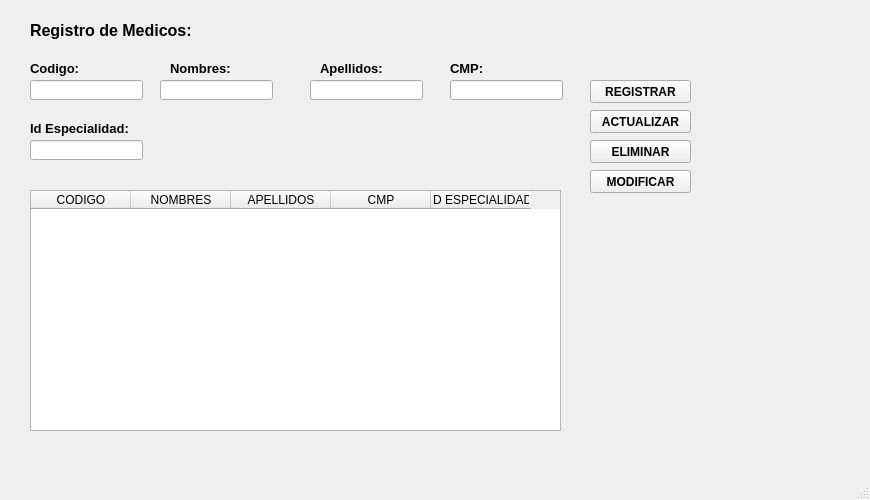
Qt form UI/ventanaMedico.ui (KevinValdezVargas/special-telegram) before a commit.
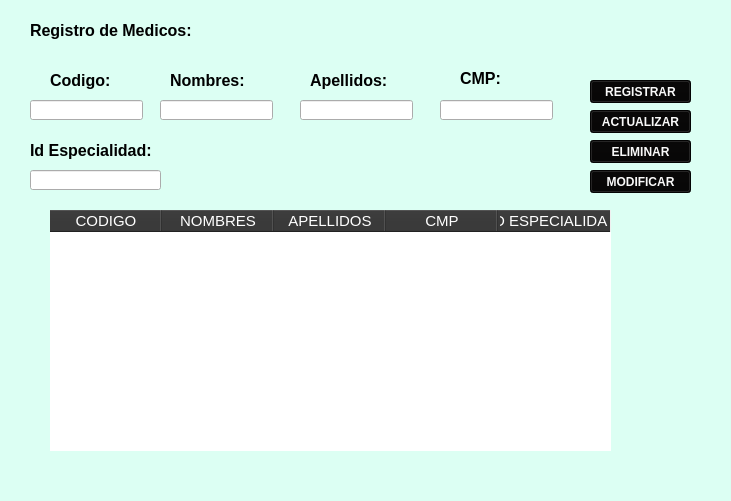
The same form after that commit.

```diff
--- a/UI/ventanaMedico.ui
+++ b/UI/ventanaMedico.ui
@@ -6,10 +6,34 @@
    <rect>
     <x>0</x>
     <y>0</y>
-    <width>870</width>
-    <height>500</height>
+    <width>731</width>
+    <height>501</height>
    </rect>
   </property>
+  <property name="minimumSize">
+   <size>
+    <width>731</width>
+    <height>501</height>
+   </size>
+  </property>
+  <property name="maximumSize">
+   <size>
+    <width>731</width>
+    <height>501</height>
+   </size>
+  </property>
+  <property name="sizeIncrement">
+   <size>
+    <width>731</width>
+    <height>501</height>
+   </size>
+  </property>
+  <property name="baseSize">
+   <size>
+    <width>731</width>
+    <height>501</height>
+   </size>
+  </property>
   <property name="windowTitle">
    <string>Registrar Medico</string>
   </property>
@@ -37,15 +61,15 @@
    <widget class="QLabel" name="label_2">
     <property name="geometry">
      <rect>
-      <x>30</x>
-      <y>60</y>
-      <width>71</width>
-      <height>16</height>
+      <x>50</x>
+      <y>70</y>
+      <width>81</width>
+      <height>21</height>
      </rect>
     </property>
     <property name="font">
      <font>
-      <pointsize>10</pointsize>
+      <pointsize>12</pointsize>
       <weight>75</weight>
       <bold>true</bold>
      </font>
@@ -58,14 +82,14 @@
     <property name="geometry">
      <rect>
       <x>170</x>
-      <y>60</y>
-      <width>71</width>
-      <height>16</height>
+      <y>70</y>
+      <width>81</width>
+      <height>21</height>
      </rect>
     </property>
     <property name="font">
      <font>
-      <pointsize>10</pointsize>
+      <pointsize>12</pointsize>
       <weight>75</weight>
       <bold>true</bold>
      </font>
@@ -77,15 +101,15 @@
    <widget class="QLabel" name="label_4">
     <property name="geometry">
      <rect>
-      <x>320</x>
-      <y>60</y>
-      <width>71</width>
-      <height>16</height>
+      <x>310</x>
+      <y>70</y>
+      <width>91</width>
+      <height>21</height>
      </rect>
     </property>
     <property name="font">
      <font>
-      <pointsize>10</pointsize>
+      <pointsize>12</pointsize>
       <weight>75</weight>
       <bold>true</bold>
      </font>
@@ -97,15 +121,15 @@
    <widget class="QLabel" name="label_5">
     <property name="geometry">
      <rect>
-      <x>450</x>
-      <y>60</y>
+      <x>460</x>
+      <y>70</y>
       <width>71</width>
       <height>16</height>
      </rect>
     </property>
     <property name="font">
      <font>
-      <pointsize>10</pointsize>
+      <pointsize>12</pointsize>
       <weight>75</weight>
       <bold>true</bold>
      </font>
@@ -118,14 +142,14 @@
     <property name="geometry">
      <rect>
       <x>30</x>
-      <y>120</y>
-      <width>111</width>
-      <height>16</height>
+      <y>140</y>
+      <width>131</width>
+      <height>21</height>
      </rect>
     </property>
     <property name="font">
      <font>
-      <pointsize>10</pointsize>
+      <pointsize>12</pointsize>
       <weight>75</weight>
       <bold>true</bold>
      </font>
@@ -138,7 +162,7 @@
     <property name="geometry">
      <rect>
       <x>30</x>
-      <y>80</y>
+      <y>100</y>
       <width>113</width>
       <height>20</height>
      </rect>
@@ -148,7 +172,7 @@
     <property name="geometry">
      <rect>
       <x>160</x>
-      <y>80</y>
+      <y>100</y>
       <width>113</width>
       <height>20</height>
      </rect>
@@ -157,8 +181,8 @@
    <widget class="QLineEdit" name="txtApellidos">
     <property name="geometry">
      <rect>
-      <x>310</x>
-      <y>80</y>
+      <x>300</x>
+      <y>100</y>
       <width>113</width>
       <height>20</height>
      </rect>
@@ -167,8 +191,8 @@
    <widget class="QLineEdit" name="txtCmp">
     <property name="geometry">
      <rect>
-      <x>450</x>
-      <y>80</y>
+      <x>440</x>
+      <y>100</y>
       <width>113</width>
       <height>20</height>
      </rect>
@@ -178,8 +202,8 @@
     <property name="geometry">
      <rect>
       <x>30</x>
-      <y>140</y>
-      <width>113</width>
+      <y>170</y>
+      <width>131</width>
       <height>20</height>
      </rect>
     </property>
@@ -199,6 +223,10 @@
       <bold>true</bold>
      </font>
     </property>
+    <property name="styleSheet">
+     <string notr="true">background-color: rgb(6, 5, 5);
+color: rgb(249, 249, 249);</string>
+    </property>
     <property name="text">
      <string>REGISTRAR</string>
     </property>
@@ -218,6 +246,10 @@
       <bold>true</bold>
      </font>
     </property>
+    <property name="styleSheet">
+     <string notr="true">background-color: rgb(6, 5, 5);
+color: rgb(249, 249, 249);</string>
+    </property>
     <property name="text">
      <string>ACTUALIZAR</string>
     </property>
@@ -237,6 +269,10 @@
       <bold>true</bold>
      </font>
     </property>
+    <property name="styleSheet">
+     <string notr="true">background-color: rgb(6, 5, 5);
+color: rgb(249, 249, 249);</string>
+    </property>
     <property name="text">
      <string>ELIMINAR</string>
     </property>
@@ -256,6 +292,10 @@
       <bold>true</bold>
      </font>
     </property>
+    <property name="styleSheet">
+     <string notr="true">background-color: rgb(6, 5, 5);
+color: rgb(249, 249, 249);</string>
+    </property>
     <property name="text">
      <string>MODIFICAR</string>
     </property>
@@ -263,18 +303,60 @@
    <widget class="QTableWidget" name="tblMedicos">
     <property name="geometry">
      <rect>
-      <x>30</x>
-      <y>190</y>
-      <width>531</width>
+      <x>50</x>
+      <y>210</y>
+      <width>561</width>
       <height>241</height>
      </rect>
     </property>
+    <property name="minimumSize">
+     <size>
+      <width>561</width>
+      <height>241</height>
+     </size>
+    </property>
+    <property name="maximumSize">
+     <size>
+      <width>561</width>
+      <height>241</height>
+     </size>
+    </property>
+    <property name="sizeIncrement">
+     <size>
+      <width>561</width>
+      <height>241</height>
+     </size>
+    </property>
+    <property name="baseSize">
+     <size>
+      <width>561</width>
+      <height>241</height>
+     </size>
+    </property>
     <property name="font">
      <font>
+      <family>MS Shell Dlg 2</family>
+      <pointsize>11</pointsize>
       <weight>50</weight>
+      <italic>false</italic>
       <bold>false</bold>
      </font>
     </property>
+    <property name="styleSheet">
+     <string notr="true">QTableWidget{
+
+color: white;
+border:none;
+	font: 11pt &quot;MS Shell Dlg 2&quot;;
+}
+QHeaderView::section{
+background-color: #303030;
+color: white;
+}</string>
+    </property>
+    <attribute name="horizontalHeaderDefaultSectionSize">
+     <number>112</number>
+    </attribute>
     <column>
      <property name="text">
       <string>CODIGO</string>
@@ -301,18 +383,64 @@
      </property>
     </column>
    </widget>
+   <widget class="QLabel" name="label_7">
+    <property name="geometry">
+     <rect>
+      <x>0</x>
+      <y>0</y>
+      <width>731</width>
+      <height>501</height>
+     </rect>
+    </property>
+    <property name="minimumSize">
+     <size>
+      <width>731</width>
+      <height>501</height>
+     </size>
+    </property>
+    <property name="maximumSize">
+     <size>
+      <width>731</width>
+      <height>501</height>
+     </size>
+    </property>
+    <property name="sizeIncrement">
+     <size>
+      <width>731</width>
+      <height>501</height>
+     </size>
+    </property>
+    <property name="baseSize">
+     <size>
+      <width>731</width>
+      <height>501</height>
+     </size>
+    </property>
+    <property name="styleSheet">
+     <string notr="true">background-color: rgb(220, 255, 243);</string>
+    </property>
+    <property name="text">
+     <string/>
+    </property>
+   </widget>
+   <zorder>label_7</zorder>
+   <zorder>label</zorder>
+   <zorder>label_2</zorder>
+   <zorder>label_3</zorder>
+   <zorder>label_4</zorder>
+   <zorder>label_5</zorder>
+   <zorder>label_6</zorder>
+   <zorder>txtCodigo</zorder>
+   <zorder>txtNombres</zorder>
+   <zorder>txtApellidos</zorder>
+   <zorder>txtCmp</zorder>
+   <zorder>txtId</zorder>
+   <zorder>btnRegistrar</zorder>
+   <zorder>btnActualizar</zorder>
+   <zorder>btnEliminar</zorder>
+   <zorder>btnModificar</zorder>
+   <zorder>tblMedicos</zorder>
   </widget>
-  <widget class="QMenuBar" name="menubar">
-   <property name="geometry">
-    <rect>
-     <x>0</x>
-     <y>0</y>
-     <width>870</width>
-     <height>21</height>
-    </rect>
-   </property>
-  </widget>
-  <widget class="QStatusBar" name="statusbar"/>
  </widget>
  <resources/>
  <connections/>
```
